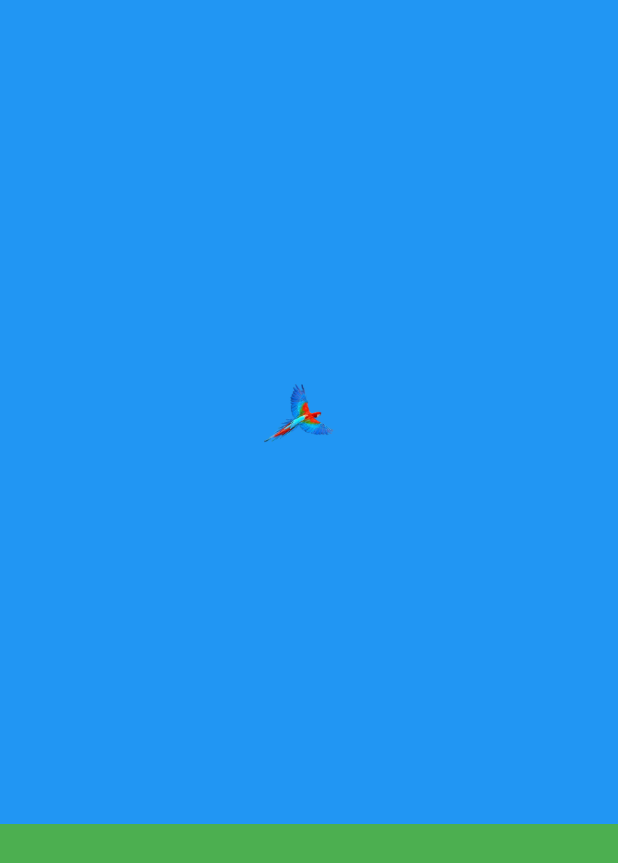
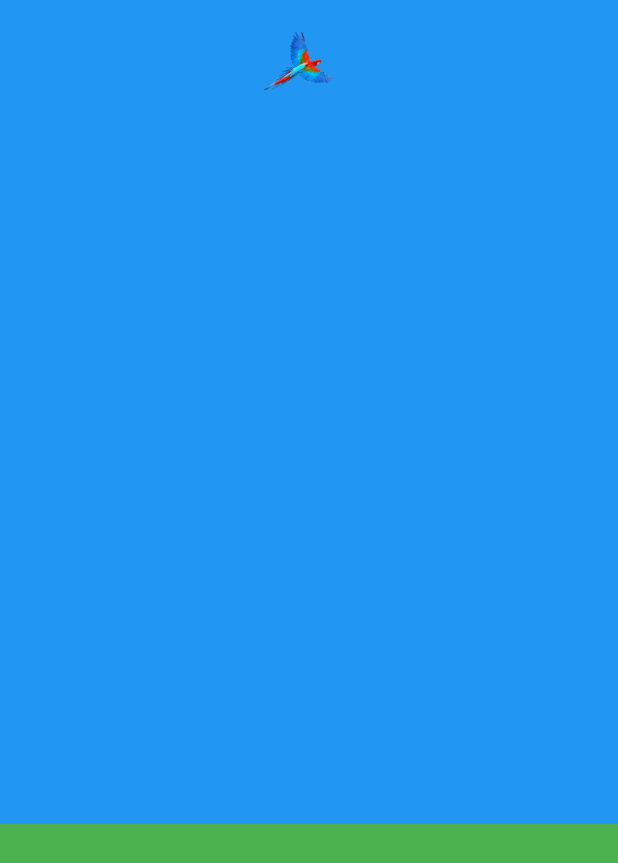
Before and after one commit to araful39/Flappy_Bird_Game, a Flutter app: the screen it shows after launch, on a phone screen of 412 x 824 dp. Shown: the top 863 px of the screen. Run offline on Flutter 3.47's test engine with Material 3 defaults, Android fonts, the phone set to English and light mode, and no system bars.

Commit message:
flappy bird  start now

```diff
--- a/lib/home_page.dart
+++ b/lib/home_page.dart
@@ -1,3 +1,5 @@
+import 'dart:async';
+
 import 'package:flappy_bird/bird.dart';
 import 'package:flutter/material.dart';
 class HomePage extends StatefulWidget {
@@ -8,20 +10,34 @@ class HomePage extends StatefulWidget {
 }
 
 class _HomePageState extends State<HomePage> {
+  double birdYaxis=-1;
+  void jump(){
+    Timer.periodic(Duration(milliseconds: 500), (timer) {
+      setState(() {
+        birdYaxis +=0.1;
+      });
+    });
+  }
   @override
   Widget build(BuildContext context) {
+    print("Print");
     return Scaffold(
      body: Column(
        children: [
          Expanded(
              flex: 2,
-             child: Container(
+             child: GestureDetector(
+               onTap:jump,
+               child: AnimatedContainer(
+                 alignment: Alignment(0,birdYaxis),
+           duration: Duration(milliseconds: 0),
            decoration: BoxDecoration(
-             color: Colors.blue
+               color: Colors.blue
            ),
 
-               child: Center(child: MyBird())
-         )),
+                 child: MyBird()
+         ),
+             )),
          Expanded(
              flex: 1,
              child: Container(
```
